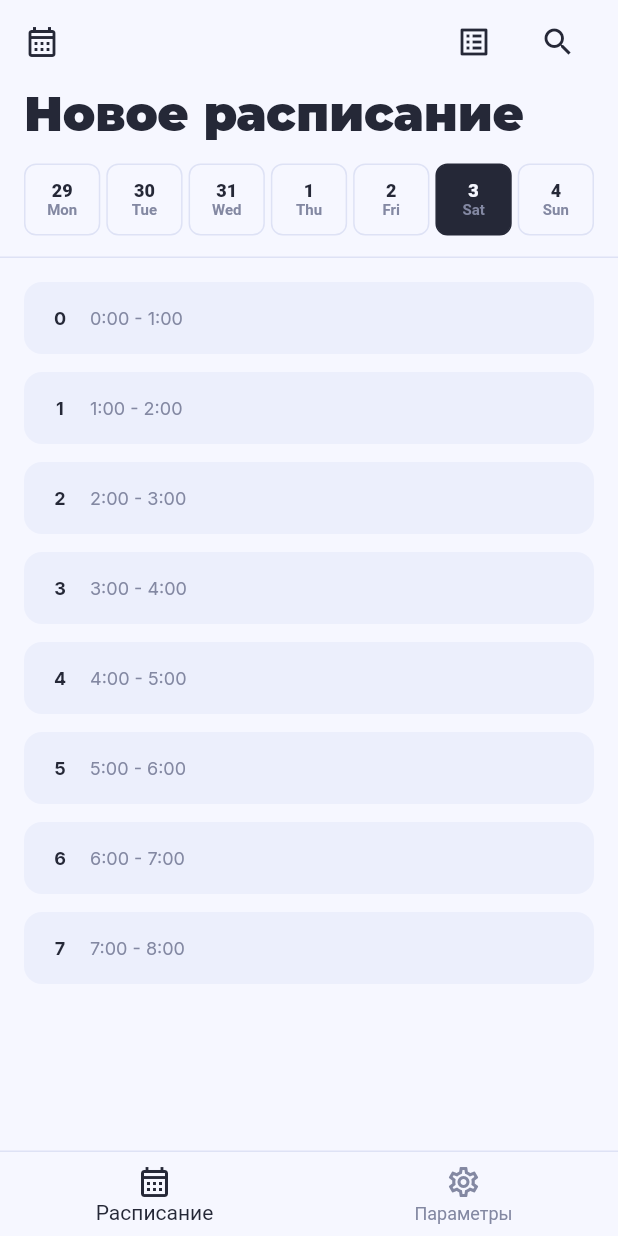
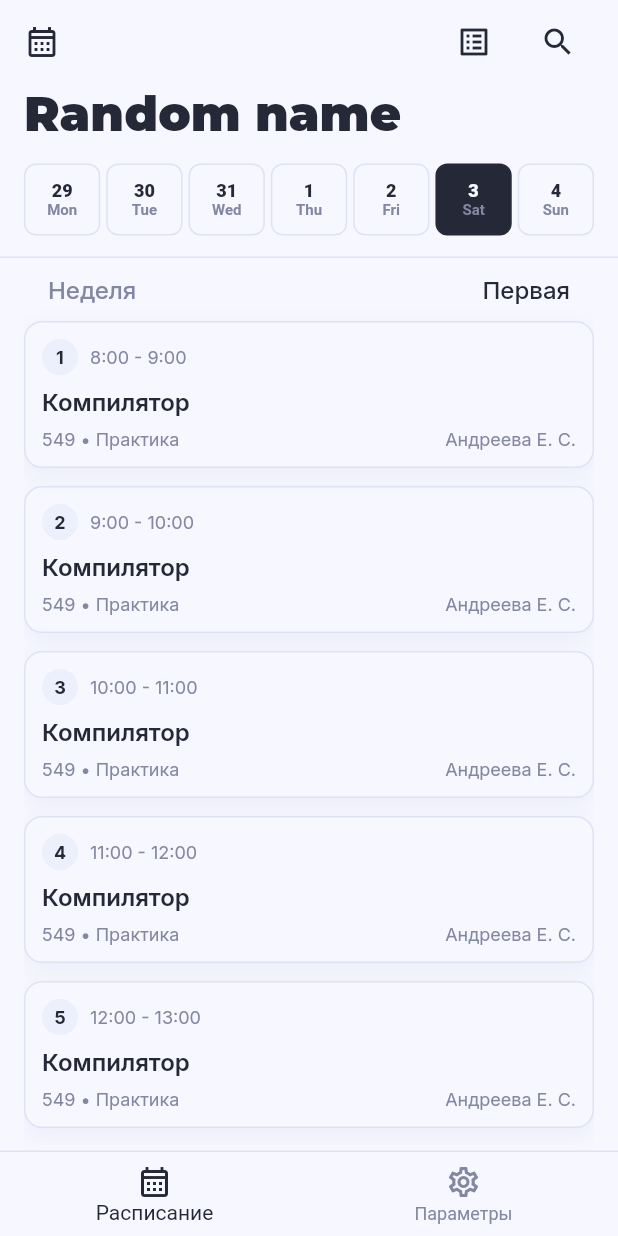
Before and after one commit to Null-Delta/StudRasp-Requiem, a Flutter app: the screen it shows after launch, on a phone screen of 412 x 824 dp. Run offline on Flutter 3.47's test engine with Material 2 defaults, Android fonts, the phone set to English and light mode, and no system bars; our stand-ins replace firebase_auth, firebase_core, flutter_riverpod, flutter_svg, freezed_annotation, google_fonts; missing offline and left inert: day_night_time_picker, firebase_auth_web, firebase_core_web; accounts and stored records are empty; project files that could hold a hidden picture were left out.

Commit message:
using timetable for TimeTablePage

```diff
--- a/studrasp_requiem/lib/models/timetable/timetable_model.dart
+++ b/studrasp_requiem/lib/models/timetable/timetable_model.dart
@@ -1,6 +1,9 @@
+import 'dart:math';
+
 import 'package:freezed_annotation/freezed_annotation.dart';
 
 import '../day/day_model.dart';
+import '../lesson/lesson_model.dart';
 import '../timetable_config/timetable_config_model.dart';
 import '../user/user_model.dart';
 
@@ -23,8 +26,7 @@ class Timetable with _$Timetable {
     required TimetableConfig config,
   }) = _Timetable;
 
-  factory Timetable.fromJson(Map<String, dynamic> json) =>
-      _$TimetableFromJson(json);
+  factory Timetable.fromJson(Map<String, dynamic> json) => _$TimetableFromJson(json);
 
   //нужно получение данного пользователя
   factory Timetable.empty(AppUser user) {
@@ -40,4 +42,26 @@ class Timetable with _$Timetable {
       config: TimetableConfig.empty(),
     );
   }
+
+  factory Timetable.random(AppUser user) {
+    return Timetable(
+      id: '',
+      name: 'Random name',
+      days: [
+        for (int i = 0; i < 14; i++)
+          Day(
+            lessons: [
+              for (int i = 0; i < 8; i++)
+                if (Random().nextInt(2) == 0) Lesson.random() else Lesson.empty()
+            ],
+          )
+      ],
+      owner: user,
+      editors: [],
+      lastEditor: user,
+      creationDate: DateTime.now(),
+      lastUpdateDate: DateTime.now(),
+      config: TimetableConfig.empty(),
+    );
+  }
 }
--- a/studrasp_requiem/lib/providers/providers.dart
+++ b/studrasp_requiem/lib/providers/providers.dart
@@ -22,7 +22,7 @@ final daysSwiping = StateProvider<bool>((ref) {
 });
 
 final currentTimetable = StateProvider<Timetable>((ref) {
-  return Timetable.empty(AppUser.empty());
+  return Timetable.random(AppUser.empty());
 });
 
 final currentUser = StateProvider<AppUser>((ref) {
@@ -50,16 +50,14 @@ final selectedDay = Provider<int>((ref) {
   return weekValue;
 });
 
-final dayButtonStyleProvider =
-    Provider.family.autoDispose<DayButtonStyle, Duration>((ref, duration) {
+final dayButtonStyleProvider = Provider.family.autoDispose<DayButtonStyle, Duration>((ref, duration) {
   if (duration.inDays == ref.watch(selectedDuration).inDays) {
     return DayButtonStyle.selected;
   }
 
   final now = DateTime.now().millisecondsSinceEpoch;
 
-  final buttonDays =
-      Duration(milliseconds: now + duration.inMilliseconds).inDays;
+  final buttonDays = Duration(milliseconds: now + duration.inMilliseconds).inDays;
 
   final currentdays = Duration(milliseconds: now).inDays;
 
--- a/studrasp_requiem/lib/styles/app_theme.dart
+++ b/studrasp_requiem/lib/styles/app_theme.dart
@@ -8,15 +8,14 @@ import 'colors.dart';
 class AppTheme {
   AppTheme._();
   static ThemeData getTheme(AppColors colors) {
-    final theme =
-        colors is AppLightColors ? ThemeData.light() : ThemeData.dark();
+    final theme = colors is AppLightColors ? ThemeData.light() : ThemeData.dark();
 
     final textStyles = AppDefaultTextStyles(colors);
 
     return theme.copyWith(
       dialogTheme: DialogTheme(
         backgroundColor: colors.backgroundPrimary,
-        shape: RoundedRectangleBorder(borderRadius: BurderRadiusStyles.large),
+        shape: RoundedRectangleBorder(borderRadius: BorderRadiusStyles.large),
         contentTextStyle: textStyles.label,
       ),
       colorScheme: ColorScheme.light(
@@ -65,15 +64,15 @@ class AppTheme {
         fillColor: colors.backgroundSecondary,
         border: OutlineInputBorder(
           borderSide: BorderSide(color: colors.separator!, width: 1),
-          borderRadius: BurderRadiusStyles.normal,
+          borderRadius: BorderRadiusStyles.normal,
         ),
         focusedBorder: OutlineInputBorder(
           borderSide: BorderSide(color: colors.separator!, width: 1),
-          borderRadius: BurderRadiusStyles.normal,
+          borderRadius: BorderRadiusStyles.normal,
         ),
         enabledBorder: OutlineInputBorder(
           borderSide: BorderSide(color: colors.separator!, width: 1),
-          borderRadius: BurderRadiusStyles.normal,
+          borderRadius: BorderRadiusStyles.normal,
         ),
       ),
       bottomNavigationBarTheme: theme.bottomNavigationBarTheme.copyWith(
--- a/studrasp_requiem/lib/styles/text_field_style.dart
+++ b/studrasp_requiem/lib/styles/text_field_style.dart
@@ -14,15 +14,15 @@ InputDecoration textFieldDecoration(BuildContext context) {
     fillColor: colors.backgroundSecondary,
     border: OutlineInputBorder(
       borderSide: BorderSide(color: colors.separator!, width: 1),
-      borderRadius: BurderRadiusStyles.normal,
+      borderRadius: BorderRadiusStyles.normal,
     ),
     focusedBorder: OutlineInputBorder(
       borderSide: BorderSide(color: colors.separator!, width: 1),
-      borderRadius: BurderRadiusStyles.normal,
+      borderRadius: BorderRadiusStyles.normal,
     ),
     enabledBorder: OutlineInputBorder(
       borderSide: BorderSide(color: colors.separator!, width: 1),
-      borderRadius: BurderRadiusStyles.normal,
+      borderRadius: BorderRadiusStyles.normal,
     ),
   );
 }
--- a/studrasp_requiem/lib/styles/widget_styles.dart
+++ b/studrasp_requiem/lib/styles/widget_styles.dart
@@ -1,6 +1,6 @@
 import 'package:flutter/material.dart';
 
-extension BurderRadiusStyles on BorderRadius {
+extension BorderRadiusStyles on BorderRadius {
   static BorderRadius large = const BorderRadius.all(Radius.circular(12));
   static BorderRadius normal = const BorderRadius.all(Radius.circular(8));
 }
--- a/studrasp_requiem/lib/ui/lesson_card/card_styles/editable_lesson_card.dart
+++ b/studrasp_requiem/lib/ui/lesson_card/card_styles/editable_lesson_card.dart
@@ -29,7 +29,7 @@ class EditableLessonCard extends StatelessWidget {
 
     return DecoratedBox(
       decoration: BoxDecoration(
-        borderRadius: BurderRadiusStyles.large,
+        borderRadius: BorderRadiusStyles.large,
         border: Border.all(color: colors.separator!, width: 1),
         color: colors.backgroundPrimary,
         boxShadow: [
@@ -43,8 +43,7 @@ class EditableLessonCard extends StatelessWidget {
       child: Column(
         children: [
           Padding(
-            padding:
-                const EdgeInsets.only(left: 12, right: 6, top: 6, bottom: 0),
+            padding: const EdgeInsets.only(left: 12, right: 6, top: 6, bottom: 0),
             child: LessonHeader(
               index: index,
               interval: interval,
@@ -79,8 +78,7 @@ class EditableLessonCard extends StatelessWidget {
                 color: colors.backgroundPrimary,
                 elevation: 16,
                 splashRadius: 1,
-                icon: Assets.images.moreHorizontal
-                    .svg(color: colors.accentPrimary),
+                icon: Assets.images.moreHorizontal.svg(color: colors.accentPrimary),
                 constraints: const BoxConstraints(minWidth: 256),
               ),
             ),
--- a/studrasp_requiem/lib/ui/lesson_card/card_styles/empty_lesson_card.dart
+++ b/studrasp_requiem/lib/ui/lesson_card/card_styles/empty_lesson_card.dart
@@ -32,11 +32,10 @@ class EmptyLessonCard extends StatelessWidget {
       child: DecoratedBox(
         decoration: BoxDecoration(
           color: colors.backgroundSecondary,
-          borderRadius: BurderRadiusStyles.large,
+          borderRadius: BorderRadiusStyles.large,
         ),
         child: Padding(
-          padding:
-              const EdgeInsets.only(left: 12, right: 12, top: 6, bottom: 6),
+          padding: const EdgeInsets.only(left: 12, right: 12, top: 6, bottom: 6),
           child: LessonHeader(
             index: index,
             interval: interval,
--- a/studrasp_requiem/lib/ui/lesson_card/card_styles/lesson_card.dart
+++ b/studrasp_requiem/lib/ui/lesson_card/card_styles/lesson_card.dart
@@ -43,7 +43,7 @@ class LessonCard extends StatelessWidget {
     final textStyles = context.textStyles;
     return DecoratedBox(
       decoration: BoxDecoration(
-        borderRadius: BurderRadiusStyles.large,
+        borderRadius: BorderRadiusStyles.large,
         border: Border.all(color: cardBorder(colors), width: 1),
         color: cardBackground(colors),
         boxShadow: [
@@ -57,8 +57,7 @@ class LessonCard extends StatelessWidget {
       child: Column(
         children: [
           Padding(
-            padding:
-                const EdgeInsets.only(left: 12, top: 6, bottom: 0, right: 12),
+            padding: const EdgeInsets.only(left: 12, top: 6, bottom: 0, right: 12),
             child: LessonHeader(
               index: index,
               interval: interval,
--- a/studrasp_requiem/lib/ui/lesson_card/lesson_header.dart
+++ b/studrasp_requiem/lib/ui/lesson_card/lesson_header.dart
@@ -32,13 +32,12 @@ class LessonHeader extends StatelessWidget {
             height: 24,
             alignment: Alignment.center,
             decoration: BoxDecoration(
-              borderRadius: BurderRadiusStyles.large,
+              borderRadius: BorderRadiusStyles.large,
               color: colors.backgroundSecondary,
             ),
             child: Text(
               index.toString(),
-              style:
-                  textStyles.smallLabel!.copyWith(fontWeight: FontWeight.bold),
+              style: textStyles.smallLabel!.copyWith(fontWeight: FontWeight.bold),
             ),
           ),
           const SizedBox(
--- a/studrasp_requiem/lib/ui/timetable_list_pages/timetable_list_page.dart
+++ b/studrasp_requiem/lib/ui/timetable_list_pages/timetable_list_page.dart
@@ -67,8 +67,7 @@ class _TimetableListPageState extends State<TimetableListPage> {
               onPressed: () {
                 Navigator.pop(context);
               },
-              icon: Assets.images.circleChevronLeft
-                  .svg(color: colors.accentPrimary),
+              icon: Assets.images.circleChevronLeft.svg(color: colors.accentPrimary),
               splashRadius: 24,
             ),
           ),
@@ -92,20 +91,19 @@ class _TimetableListPageState extends State<TimetableListPage> {
               child: Container(
                 decoration: BoxDecoration(
                   color: colors.backgroundSecondary,
-                  borderRadius: BurderRadiusStyles.large,
+                  borderRadius: BorderRadiusStyles.large,
                   border: Border.all(color: colors.separator!, width: 1),
                 ),
                 padding: const EdgeInsets.symmetric(horizontal: 4, vertical: 4),
                 child: TabBar(
                   labelColor: colors.backgroundPrimary,
                   labelStyle: textStyles.label!,
-                  unselectedLabelStyle:
-                      textStyles.label!.copyWith(color: colors.accentPrimary),
+                  unselectedLabelStyle: textStyles.label!.copyWith(color: colors.accentPrimary),
                   unselectedLabelColor: colors.accentPrimary,
                   indicatorWeight: 0,
                   indicator: BoxDecoration(
                     color: colors.accentPrimary,
-                    borderRadius: BurderRadiusStyles.normal,
+                    borderRadius: BorderRadiusStyles.normal,
                   ),
                   tabs: [
                     Container(
--- a/studrasp_requiem/lib/ui/timetable_page/timetable_page.dart
+++ b/studrasp_requiem/lib/ui/timetable_page/timetable_page.dart
@@ -15,6 +15,7 @@ import '../search_page/search_page.dart';
 import '../timetable_editor_page/timetable_editor_page.dart';
 import '../timetable_list_pages/timetable_list_page.dart';
 import '../timetable_list_pages/widgets/time_table_card.dart';
+import '../timetable_settings_page/labeled_text.dart';
 import '../widgets/week_timeline.dart';
 
 import '../../models/lesson/lesson_model.dart';
@@ -56,6 +57,11 @@ class _TimetablePageState extends ConsumerState<TimetablePage> {
       },
     );
 
+    final timeTable = ref.watch(currentTimetable);
+    final creationDay = Duration(milliseconds: timeTable.creationDate.millisecondsSinceEpoch).inDays -
+        timeTable.creationDate.weekday +
+        1;
+
     return Scaffold(
       appBar: AppBar(
         backgroundColor: colors.backgroundPrimary,
@@ -64,8 +70,7 @@ class _TimetablePageState extends ConsumerState<TimetablePage> {
           splashRadius: 24,
           onPressed: () {
             final selectedDate = DateTime.fromMillisecondsSinceEpoch(
-              ref.read(currentDate).millisecondsSinceEpoch +
-                  ref.read(selectedDuration).inMilliseconds,
+              ref.read(currentDate).millisecondsSinceEpoch + ref.read(selectedDuration).inMilliseconds,
             );
             showDatePicker(
               context: context,
@@ -77,10 +82,8 @@ class _TimetablePageState extends ConsumerState<TimetablePage> {
                 final now = Duration(
                   milliseconds: ref.read(currentDate).millisecondsSinceEpoch,
                 ).inDays;
-                final selected =
-                    Duration(milliseconds: date.millisecondsSinceEpoch).inDays;
-                ref.read(selectedDuration.notifier).state =
-                    Duration(days: selected - now + 1);
+                final selected = Duration(milliseconds: date.millisecondsSinceEpoch).inDays;
+                ref.read(selectedDuration.notifier).state = Duration(days: selected - now + 1);
                 ref.read(needSwipeDays.notifier).state = true;
               }
             });
@@ -162,43 +165,32 @@ class _TimetablePageState extends ConsumerState<TimetablePage> {
               dragStartBehavior: DragStartBehavior.down,
               onPageChanged: (value) {
                 if (!ref.read(daysSwiping)) {
-                  ref.read(selectedDuration.notifier).state =
-                      Duration(days: value - 366);
+                  ref.read(selectedDuration.notifier).state = Duration(days: value - 366);
                 }
               },
               itemCount: 1000,
               itemBuilder: (context, index) {
-                return ListView.separated(
-                  controller: ScrollController(),
-                  physics: const BouncingScrollPhysics(),
-                  padding: const EdgeInsets.all(16),
-                  itemCount: 8,
-                  separatorBuilder: (context, index) {
-                    return const SizedBox(
-                      height: 12,
-                    );
-                  },
-                  itemBuilder: (context, index) {
-                    final type = Random().nextInt(100) % 2;
-                    if (type == 0) {
-                      return EmptyLessonCard(
-                        index: index % 10,
-                        interval: TimeInterval(
-                          from: Duration(hours: index),
-                          to: Duration(hours: index + 1),
-                        ),
-                      );
-                    } else {
-                      return LessonCard(
-                        index: index % 10,
-                        lesson: Lesson.random(),
-                        interval: TimeInterval(
-                          from: Duration(hours: index),
-                          to: Duration(hours: index + 1),
-                        ),
-                      );
-                    }
-                  },
+                final today = Duration(milliseconds: DateTime.now().millisecondsSinceEpoch).inDays;
+
+                final dayIndex = (today - creationDay + index - 366) % 14;
+                return Padding(
+                  padding: const EdgeInsets.only(left: 16, right: 16, top: 0, bottom: 4),
+                  child: ListView(
+                    children: [
+                      LabeledText(label: "Неделя", text: timeTable.config.weekTypes[dayIndex ~/ 7]),
+                      for (int index = 0; index < timeTable.days[dayIndex].lessons.length; index++)
+                        if (!timeTable.days[dayIndex].lessons[index].isEmpty)
+                          Padding(
+                            key: ValueKey(index),
+                            padding: const EdgeInsets.only(bottom: 12),
+                            child: LessonCard(
+                              index: index + 1,
+                              interval: timeTable.config.timeIntervals[index],
+                              lesson: timeTable.days[dayIndex].lessons[index],
+                            ),
+                          )
+                    ],
+                  ),
                 );
               },
             ),
--- a/studrasp_requiem/lib/ui/widgets/day_button.dart
+++ b/studrasp_requiem/lib/ui/widgets/day_button.dart
@@ -71,7 +71,7 @@ class _DayButtonState extends ConsumerState<DayButton> {
         },
         child: DecoratedBox(
           decoration: BoxDecoration(
-            borderRadius: BurderRadiusStyles.normal,
+            borderRadius: BorderRadiusStyles.normal,
             border: Border.all(width: 1, color: borderColor(colors)),
             color: backgroundColor(colors),
           ),
--- a/studrasp_requiem/lib/ui/widgets/search_field.dart
+++ b/studrasp_requiem/lib/ui/widgets/search_field.dart
@@ -41,7 +41,7 @@ class SearchTextField extends StatelessWidget {
       maxSuggestionsInViewPort: 3,
       hint: hint,
       suggestionsDecoration: BoxDecoration(
-        borderRadius: BurderRadiusStyles.normal,
+        borderRadius: BorderRadiusStyles.normal,
         color: colors.backgroundPrimary,
         boxShadow: [
           BoxShadow(
```
Also changed, not shown: 3 other files.
